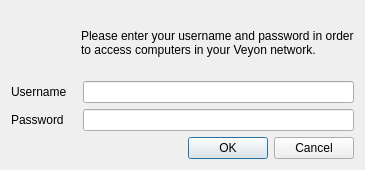
First picture: the form in core/dialogs/PasswordDialog.ui, repository veyon/veyon, before the edit.
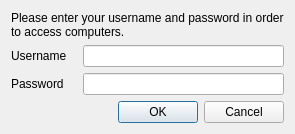
Second picture: the form after the edit. Icons and pictures are not drawn.

Commit message: PasswordDialog, RunProgramDialog, TextMessageDialog: tweak UI

What changed in the file:
```diff
--- a/core/dialogs/PasswordDialog.ui
+++ b/core/dialogs/PasswordDialog.ui
@@ -9,49 +9,18 @@
    <iconset resource="../core.qrc">
     <normaloff>:/resources/application-x-pem-key.png</normaloff>:/resources/application-x-pem-key.png</iconset>
   </property>
-  <layout class="QGridLayout" name="gridLayout_2">
-   <item row="0" column="2">
+  <layout class="QVBoxLayout" name="verticalLayout">
+   <item>
     <widget class="QLabel" name="label">
-     <property name="sizePolicy">
-      <sizepolicy hsizetype="MinimumExpanding" vsizetype="MinimumExpanding">
-       <horstretch>0</horstretch>
-       <verstretch>0</verstretch>
-      </sizepolicy>
-     </property>
      <property name="text">
-      <string>Please enter your username and password in order to access computers in your Veyon network.</string>
+      <string>Please enter your username and password in order to access computers.</string>
      </property>
      <property name="wordWrap">
       <bool>true</bool>
      </property>
     </widget>
    </item>
-   <item row="0" column="0" colspan="2">
-    <widget class="QLabel" name="label_4">
-     <property name="minimumSize">
-      <size>
-       <width>64</width>
-       <height>64</height>
-      </size>
-     </property>
-     <property name="maximumSize">
-      <size>
-       <width>64</width>
-       <height>64</height>
-      </size>
-     </property>
-     <property name="text">
-      <string/>
-     </property>
-     <property name="pixmap">
-      <pixmap resource="../core.qrc">:/resources/application-x-pem-key.png</pixmap>
-     </property>
-     <property name="scaledContents">
-      <bool>true</bool>
-     </property>
-    </widget>
-   </item>
-   <item row="1" column="0" colspan="3">
+   <item>
     <layout class="QGridLayout" name="gridLayout">
      <property name="horizontalSpacing">
       <number>16</number>
@@ -82,7 +51,7 @@
      </item>
     </layout>
    </item>
-   <item row="2" column="0" colspan="3">
+   <item>
     <widget class="QDialogButtonBox" name="buttonBox">
      <property name="standardButtons">
       <set>QDialogButtonBox::Cancel|QDialogButtonBox::Ok</set>
```
The commit also changes 4 other files.
